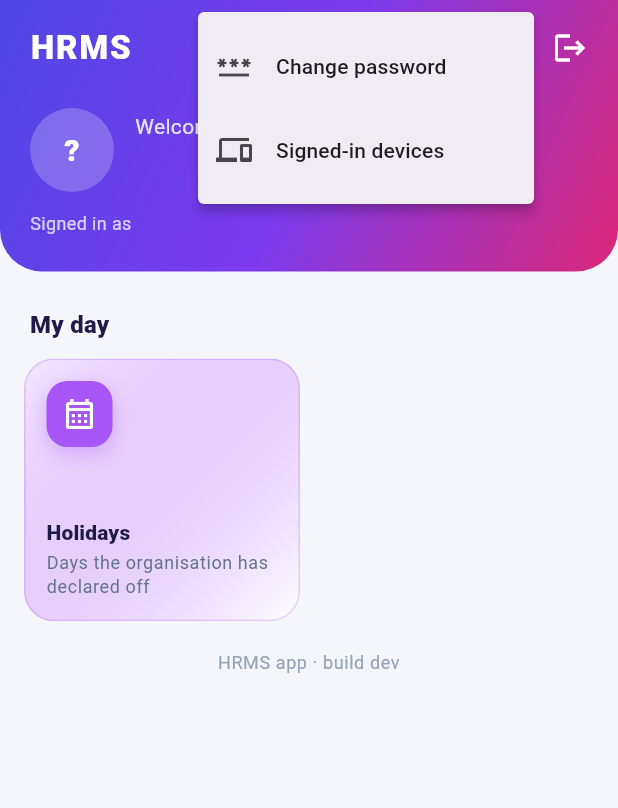
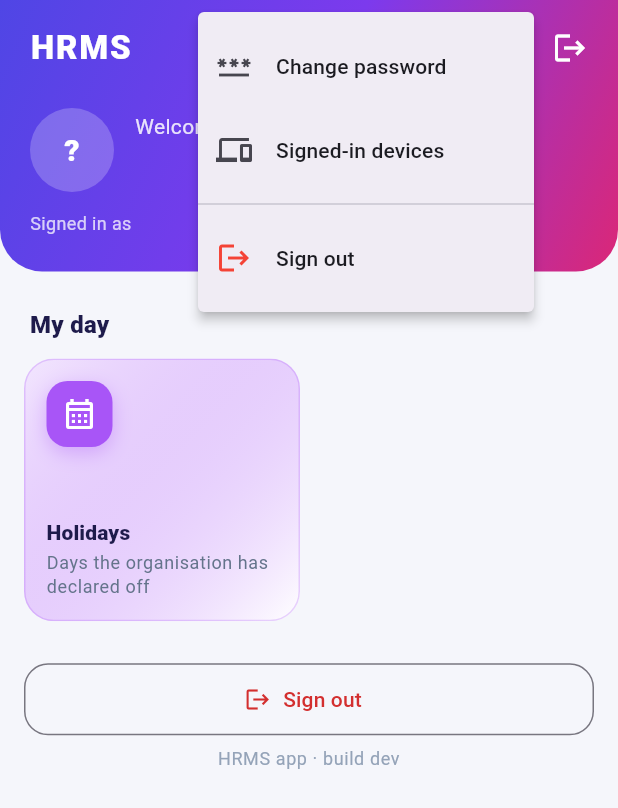
Before and after one commit to AnuKmani/HRMS, a Flutter app: the HomeScreen screen opened by its route, after a tap on the "account circle" icon, on a phone screen of 412 x 824 dp. Shown: the top 808 px of the screen. Run offline on Flutter 3.47's test engine with Material 3 defaults, Android fonts, the phone set to English and light mode, and no system bars; our stand-ins replace camera, dio, file_picker, flutter_riverpod, flutter_secure_storage, geolocator and 3 more; accounts and stored records are empty; network calls fail.

Commit message:
Labelled Sign out; username shown as plain text
- Sign out was only an unlabelled icon in the dashboard header. It is
  now also a labelled entry in the account menu and a "Sign out" button
  at the end of the dashboard.
- The employee's username (and the created-login dialog's email and
  password) render as plain Text rather than SelectableText, which a
  tester reported showing blank on their phone.

Co-Authored-By: Claude Opus 5.5 <noreply@anthropic.com>
Claude-Session: https://claude.ai/code/session_013XVqdKa67Dnq8x2zdGQ8Gp

```diff
--- a/mobile/lib/features/home/home_screen.dart
+++ b/mobile/lib/features/home/home_screen.dart
@@ -20,6 +20,9 @@ import '../notifications/presentation/notifications_controller.dart';
 /// `permission:departments.view` whether or not the tile was drawn, so
 /// arriving at the URL by hand gets the API's 403 and an honest message
 /// rather than data.
+/// The account menu's Sign out entry — not a route.
+const _signOut = 'sign-out';
+
 class HomeScreen extends ConsumerWidget {
   const HomeScreen({super.key});
 
@@ -318,7 +321,9 @@ class HomeScreen extends ConsumerWidget {
                 tooltip: 'Account',
                 iconColor: Colors.white,
                 icon: const Icon(Icons.account_circle_outlined),
-                onSelected: (path) => _open(context, ref, path),
+                onSelected: (path) => path == _signOut
+                    ? ref.read(authControllerProvider.notifier).logout()
+                    : _open(context, ref, path),
                 itemBuilder: (context) => const [
                   PopupMenuItem(
                     key: ValueKey('change-password'),
@@ -334,6 +339,15 @@ class HomeScreen extends ConsumerWidget {
                     child: ListTile(
                       leading: Icon(Icons.devices_outlined),
                       title: Text('Signed-in devices'),
+                    ),
+                  ),
+                  PopupMenuDivider(),
+                  PopupMenuItem(
+                    key: ValueKey('menu-sign-out'),
+                    value: _signOut,
+                    child: ListTile(
+                      leading: Icon(Icons.logout, color: Colors.red),
+                      title: Text('Sign out'),
                     ),
                   ),
                 ],
@@ -405,6 +419,22 @@ class HomeScreen extends ConsumerWidget {
                         ),
                       ),
                     ],
+                // Plainly labelled, at the end of the page, for whoever did
+                // not spot the icon in the header.
+                Padding(
+                  padding: const EdgeInsets.only(top: 16),
+                  child: OutlinedButton.icon(
+                    key: const ValueKey('dashboard-sign-out'),
+                    style: OutlinedButton.styleFrom(
+                      foregroundColor: Colors.red.shade700,
+                      minimumSize: const Size.fromHeight(48),
+                    ),
+                    icon: const Icon(Icons.logout),
+                    label: const Text('Sign out'),
+                    onPressed: () =>
+                        ref.read(authControllerProvider.notifier).logout(),
+                  ),
+                ),
                 Padding(
                   padding: const EdgeInsets.only(top: 8),
                   child: Text(
```
Also changed, not shown: mobile/lib/features/employees/presentation/employee_account_card.dart (+14 -8 lines), 2 other files.
